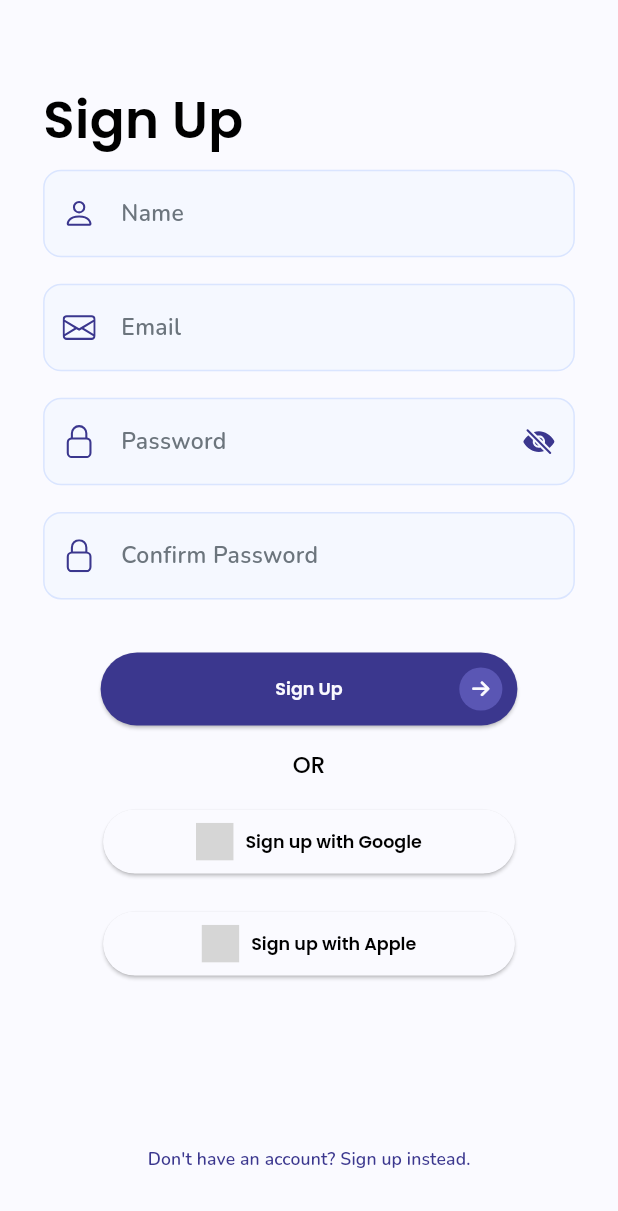
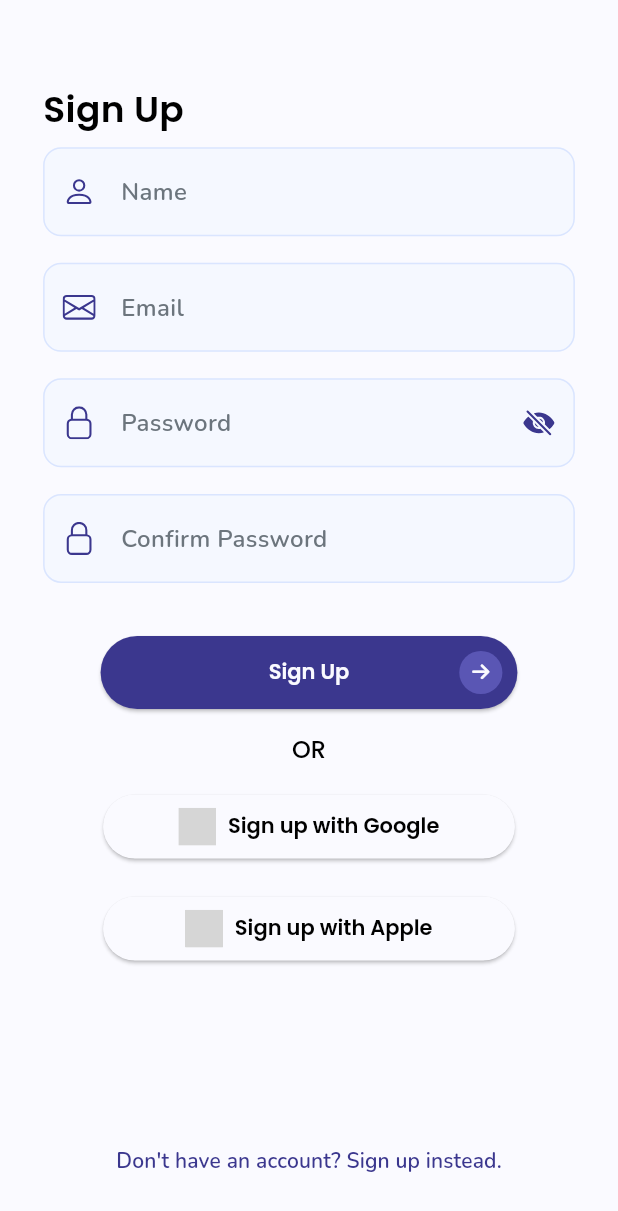
Before and after one commit to asv18/Circles-App, a Flutter app: the screen it shows after launch, swiped to page 2, on a phone screen of 412 x 824 dp. Shown: the top 1211 px of the screen. Run offline on Flutter 3.47's test engine with Material 3 defaults, Android fonts, the phone set to English and light mode, and no system bars; drawn by our look-alikes of animated_background; our stand-ins replace cached_network_image, firebase_auth, firebase_core, flutter_secure_storage, flutter_slidable, google_fonts and 5 more; missing offline and left inert: cloudinary; accounts and stored records are empty; grey boxes are pictures that could not be loaded.

Commit message:
beginning work on better responsiveness/adaptiveness

```diff
--- a/lib/components/UI/auth_button.dart
+++ b/lib/components/UI/auth_button.dart
@@ -2,7 +2,6 @@ import 'package:circlesapp/services/component_service.dart';
 import 'package:flutter/material.dart';
 import 'package:google_fonts/google_fonts.dart';
 import 'package:icons_plus/icons_plus.dart';
-import 'package:responsive_sizer/responsive_sizer.dart';
 
 class AuthButton extends StatelessWidget {
   const AuthButton({
@@ -36,7 +35,7 @@ class AuthButton extends StatelessWidget {
                     text,
                     textAlign: TextAlign.center,
                     style: GoogleFonts.poppins(
-                      fontSize: 14.sp,
+                      fontSize: 14,
                       fontWeight: FontWeight.w600,
                       color: Theme.of(context).canvasColor,
                     ),
--- a/lib/components/UI/number_display.dart
+++ b/lib/components/UI/number_display.dart
@@ -2,7 +2,6 @@ import 'package:circlesapp/services/component_service.dart';
 import 'package:circlesapp/shared/goal.dart';
 import 'package:flutter/material.dart';
 import 'package:google_fonts/google_fonts.dart';
-import 'package:responsive_sizer/responsive_sizer.dart';
 
 class NumberDisplay extends StatelessWidget {
   final Future<dynamic> future;
@@ -49,7 +48,7 @@ class NumberDisplay extends StatelessWidget {
                         ? "99+"
                         : tasksLength.toString().padLeft(2, '0'),
                     style: GoogleFonts.poppins(
-                      fontSize: 18.sp,
+                      fontSize: 18,
                       color: Colors.black,
                     ),
                   );
@@ -59,7 +58,7 @@ class NumberDisplay extends StatelessWidget {
                         ? "20+"
                         : snapshot.data!.length.toString().padLeft(2, '0'),
                     style: GoogleFonts.poppins(
-                      fontSize: 18.sp,
+                      fontSize: 18,
                       color: Colors.black,
                     ),
                   );
--- a/lib/components/UI/provider_button.dart
+++ b/lib/components/UI/provider_button.dart
@@ -1,7 +1,6 @@
 import 'package:circlesapp/services/component_service.dart';
 import 'package:flutter/material.dart';
 import 'package:google_fonts/google_fonts.dart';
-import 'package:responsive_sizer/responsive_sizer.dart';
 
 class ProviderButton extends StatelessWidget {
   // final ImageProvider icon;
@@ -52,7 +51,7 @@ class ProviderButton extends StatelessWidget {
           textAlign: TextAlign.center,
           style: GoogleFonts.poppins(
             color: Colors.black,
-            fontSize: 14.sp,
+            fontSize: 14,
             fontWeight: FontWeight.w600,
           ),
         ),
--- a/lib/components/UI/tab_button.dart
+++ b/lib/components/UI/tab_button.dart
@@ -1,7 +1,6 @@
 import 'package:circlesapp/services/component_service.dart';
 import 'package:flutter/material.dart';
 import 'package:google_fonts/google_fonts.dart';
-import 'package:responsive_sizer/responsive_sizer.dart';
 
 class TabButton extends StatelessWidget {
   const TabButton({
@@ -27,7 +26,7 @@ class TabButton extends StatelessWidget {
       child: Text(
         name,
         style: GoogleFonts.poppins(
-          fontSize: 14.sp,
+          fontSize: 14,
           fontWeight: FontWeight.w400,
         ),
       ),
--- a/lib/components/type_based/Goals/Tasks/task_widget.dart
+++ b/lib/components/type_based/Goals/Tasks/task_widget.dart
@@ -2,7 +2,6 @@ import 'package:circlesapp/services/component_service.dart';
 import 'package:circlesapp/shared/task.dart';
 import 'package:flutter/material.dart';
 import 'package:google_fonts/google_fonts.dart';
-import 'package:responsive_sizer/responsive_sizer.dart';
 
 class TaskWidget extends StatelessWidget {
   const TaskWidget({
@@ -123,7 +122,7 @@ class TaskWidget extends StatelessWidget {
                       Text(
                         "Complete",
                         style: GoogleFonts.poppins(
-                          fontSize: 14.sp,
+                          fontSize: 14,
                           color: Theme.of(context).canvasColor,
                         ),
                       ),
--- a/lib/components/type_based/Users/friend_widget.dart
+++ b/lib/components/type_based/Users/friend_widget.dart
@@ -7,7 +7,6 @@ import 'package:circlesapp/shared/message.dart';
 import 'package:circlesapp/shared/user.dart';
 import 'package:circlesapp/variable_screens/messagescreen.dart';
 import 'package:flutter/material.dart';
-import 'package:responsive_sizer/responsive_sizer.dart';
 
 class FriendWidget extends StatelessWidget {
   const FriendWidget({
@@ -89,13 +88,13 @@ class FriendWidget extends StatelessWidget {
                       Text(
                         "${friend.name}",
                         style: TextStyle(
-                          fontSize: 16.sp,
+                          fontSize: 16,
                         ),
                       ),
                       Text(
                         friend.username!,
                         style: TextStyle(
-                          fontSize: 1.2.sp,
+                          fontSize: 1.2,
                           color: Colors.grey[600],
                         ),
                       ),
--- a/lib/components/type_based/messages/message_widget.dart
+++ b/lib/components/type_based/messages/message_widget.dart
@@ -4,7 +4,6 @@ import 'package:circlesapp/shared/message.dart';
 import 'package:flutter/material.dart';
 import 'package:flutter_slidable/flutter_slidable.dart';
 import 'package:intl/intl.dart';
-import 'package:responsive_sizer/responsive_sizer.dart';
 
 class MessageWidget extends StatelessWidget {
   const MessageWidget({
@@ -121,7 +120,7 @@ class MessageWidget extends StatelessWidget {
           child: Text(
             message.message!,
             style: TextStyle(
-              fontSize: 15.sp,
+              fontSize: 15,
               color: (message.userFKey != UserService.dataUser.fKey
                   ? Colors.black
                   : Theme.of(context).canvasColor),
--- a/lib/main.dart
+++ b/lib/main.dart
@@ -3,7 +3,6 @@ import 'dart:convert';
 import 'package:flutter/material.dart';
 import 'package:circlesapp/routes.dart';
 import 'package:flutter/services.dart';
-import 'package:responsive_sizer/responsive_sizer.dart';
 
 import 'package:firebase_core/firebase_core.dart';
 import 'package:flutter_secure_storage/flutter_secure_storage.dart';
@@ -78,8 +77,6 @@ class _AppState extends State<MyApp> {
         }
 
         if (snapshot.connectionState == ConnectionState.done) {
-          return ResponsiveSizer(
-            builder: (context, orientation, deviceType) {
           return MaterialApp(
             debugShowCheckedModeBanner: false,
             navigatorKey: mainKeyNav,
@@ -90,47 +87,47 @@ class _AppState extends State<MyApp> {
               visualDensity: VisualDensity.adaptivePlatformDensity,
               textTheme: TextTheme(
                 headlineLarge: GoogleFonts.poppins(
-                      fontSize: 32.sp,
+                  fontSize: 32,
                   fontWeight: FontWeight.w600,
                   color: Colors.black,
                 ),
                 headlineMedium: GoogleFonts.poppins(
-                      fontSize: 16.sp,
+                  fontSize: 16,
                   fontWeight: FontWeight.w600,
                   color: Colors.black,
                 ),
                 headlineSmall: GoogleFonts.poppins(
-                      fontSize: 14.sp,
+                  fontSize: 14,
                   fontWeight: FontWeight.w600,
                   color: Colors.black,
                 ),
                 displayLarge: GoogleFonts.poppins(
-                      fontSize: 24.sp,
+                  fontSize: 24,
                   fontWeight: FontWeight.w600,
                   color: Colors.black,
                 ),
                 displayMedium: GoogleFonts.poppins(
-                      fontSize: 16.sp,
+                  fontSize: 16,
                   fontWeight: FontWeight.w500,
                   color: Colors.black,
                 ),
                 displaySmall: GoogleFonts.poppins(
-                      fontSize: 14.sp,
+                  fontSize: 14,
                   fontWeight: FontWeight.w400,
                   color: Colors.black,
                 ),
                 labelLarge: GoogleFonts.nunito(
-                      fontSize: 14.sp,
+                  fontSize: 14,
                   fontWeight: FontWeight.w600,
                   color: const Color.fromARGB(255, 108, 117, 125),
                 ),
                 labelMedium: GoogleFonts.nunito(
-                      fontSize: 14.sp,
+                  fontSize: 14,
                   fontWeight: FontWeight.w300,
                   color: const Color.fromARGB(255, 108, 117, 125),
                 ),
                 titleLarge: GoogleFonts.poppins(
-                      fontSize: 18.sp,
+                  fontSize: 18,
                   fontWeight: FontWeight.w600,
                   color: canvasColor,
                   shadows: [
@@ -142,27 +139,27 @@ class _AppState extends State<MyApp> {
                   ],
                 ),
                 titleMedium: GoogleFonts.nunito(
-                      fontSize: 16.sp,
+                  fontSize: 16,
                   fontWeight: FontWeight.w600,
                   color: Colors.black,
                 ),
                 titleSmall: GoogleFonts.poppins(
-                      fontSize: 14.sp,
+                  fontSize: 14,
                   fontWeight: FontWeight.w600,
                   color: canvasColor,
                 ),
                 bodyLarge: GoogleFonts.poppins(
-                      fontSize: 18.sp,
+                  fontSize: 18,
                   fontWeight: FontWeight.w400,
                   color: Colors.black,
                 ),
                 bodyMedium: GoogleFonts.nunito(
-                      fontSize: 16.sp,
+                  fontSize: 16,
                   fontWeight: FontWeight.w600,
                   color: const Color.fromARGB(255, 108, 117, 125),
                 ),
                 bodySmall: GoogleFonts.hind(
-                      fontSize: 16.sp,
+                  fontSize: 16,
                   fontWeight: FontWeight.w500,
                   color: const Color.fromARGB(255, 15, 24, 40),
                 ),
@@ -174,23 +171,23 @@ class _AppState extends State<MyApp> {
               indicatorColor: indicatorColor,
               elevatedButtonTheme: ElevatedButtonThemeData(
                 style: ButtonStyle(
-                      padding: MaterialStateProperty.all<EdgeInsetsGeometry>(
+                  padding: WidgetStateProperty.all<EdgeInsetsGeometry>(
                     const EdgeInsets.symmetric(
                       horizontal: 10,
                       vertical: 10,
                     ),
                   ),
-                      textStyle: MaterialStateProperty.all<TextStyle>(
+                  textStyle: WidgetStateProperty.all<TextStyle>(
                     GoogleFonts.poppins(
                       color: Colors.white,
                       fontSize: 14,
                       fontWeight: FontWeight.w600,
                     ),
                   ),
-                      backgroundColor: MaterialStateProperty.all<Color>(
+                  backgroundColor: WidgetStateProperty.all<Color>(
                     primaryColor,
                   ),
-                      shape: MaterialStateProperty.all<RoundedRectangleBorder>(
+                  shape: WidgetStateProperty.all<RoundedRectangleBorder>(
                     RoundedRectangleBorder(
                       borderRadius: BorderRadius.circular(30.0),
                     ),
@@ -199,8 +196,6 @@ class _AppState extends State<MyApp> {
               ),
               dividerColor: const Color.fromARGB(255, 215, 227, 255),
             ),
-              );
-            },
           );
         }
 
--- a/lib/pages/auth_screens/login/loginscreen.dart
+++ b/lib/pages/auth_screens/login/loginscreen.dart
@@ -7,7 +7,6 @@ import 'package:firebase_auth/firebase_auth.dart';
 import 'package:flutter/material.dart';
 import 'package:google_fonts/google_fonts.dart';
 import 'package:icons_plus/icons_plus.dart';
-import 'package:responsive_sizer/responsive_sizer.dart';
 
 class LoginScreen extends StatefulWidget {
   const LoginScreen({super.key});
@@ -116,7 +115,7 @@ class _LoginScreenState extends State<LoginScreen>
               Text(
                 "Sign In",
                 style: GoogleFonts.poppins(
-                  fontSize: 24.sp,
+                  fontSize: 24,
                   fontWeight: FontWeight.w600,
                   color: Colors.black,
                 ),
@@ -139,7 +138,7 @@ class _LoginScreenState extends State<LoginScreen>
                         textAlign: TextAlign.start,
                         style: GoogleFonts.montserrat(
                           color: Colors.red,
-                          fontSize: 14.sp,
+                          fontSize: 14,
                           fontWeight: FontWeight.normal,
                         ),
                       ),
--- a/lib/pages/auth_screens/signup/signupscreen.dart
+++ b/lib/pages/auth_screens/signup/signupscreen.dart
@@ -6,7 +6,6 @@ import 'package:firebase_auth/firebase_auth.dart';
 import 'package:flutter/material.dart';
 import 'package:google_fonts/google_fonts.dart';
 import 'package:icons_plus/icons_plus.dart';
-import 'package:responsive_sizer/responsive_sizer.dart';
 
 import '../../../components/UI/provider_button.dart';
 
@@ -82,7 +81,7 @@ class _SignUpScreenState extends State<SignUpScreen> {
               Text(
                 "Sign Up",
                 style: GoogleFonts.poppins(
-                  fontSize: 24.sp,
+                  fontSize: 24,
                   fontWeight: FontWeight.w600,
                   color: Colors.black,
                 ),
@@ -105,7 +104,7 @@ class _SignUpScreenState extends State<SignUpScreen> {
                         textAlign: TextAlign.start,
                         style: GoogleFonts.montserrat(
                           color: Colors.red,
-                          fontSize: 14.sp,
+                          fontSize: 14,
                           fontWeight: FontWeight.normal,
                         ),
                       ),
--- a/lib/pages/create_goal/create_goal_screen.dart
+++ b/lib/pages/create_goal/create_goal_screen.dart
@@ -16,7 +16,6 @@ import 'package:circlesapp/shared/task.dart';
 import 'package:flutter/material.dart';
 import 'package:google_fonts/google_fonts.dart';
 import 'package:icons_plus/icons_plus.dart';
-import 'package:responsive_sizer/responsive_sizer.dart';
 
 class CreateGoalScreen extends StatefulWidget {
   const CreateGoalScreen({super.key});
@@ -147,12 +146,12 @@ class _CreateGoalScreenState extends State<CreateGoalScreen> {
                           colorScheme: Theme.of(context).colorScheme,
                           textTheme: TextTheme(
                             headlineLarge: GoogleFonts.nunito(
-                              fontSize: 20.sp,
+                              fontSize: 20,
                               fontWeight: FontWeight.w600,
                               color: Colors.black,
                             ),
                             bodyMedium: GoogleFonts.nunito(
-                              fontSize: 16.sp,
+                              fontSize: 16,
                               fontWeight: FontWeight.w600,
                               color: const Color.fromARGB(255, 108, 117, 125),
                             ),
--- a/lib/pages/edit_goal_screen.dart/edit_goal_screen.dart
+++ b/lib/pages/edit_goal_screen.dart/edit_goal_screen.dart
@@ -11,7 +11,6 @@ import 'package:circlesapp/shared/task.dart';
 import 'package:flutter/material.dart';
 import 'package:google_fonts/google_fonts.dart';
 import 'package:icons_plus/icons_plus.dart';
-import 'package:responsive_sizer/responsive_sizer.dart';
 
 class GoalScreen extends StatefulWidget {
   const GoalScreen({
@@ -164,12 +163,12 @@ class _GoalScreenState extends State<GoalScreen> {
                           colorScheme: Theme.of(context).colorScheme,
                           textTheme: TextTheme(
                             headlineLarge: GoogleFonts.nunito(
-                              fontSize: 20.sp,
+                              fontSize: 20,
                               fontWeight: FontWeight.w600,
                               color: Colors.black,
                             ),
                             bodyMedium: GoogleFonts.nunito(
-                              fontSize: 16.sp,
+                              fontSize: 16,
                               fontWeight: FontWeight.w600,
                               color: const Color.fromARGB(255, 108, 117, 125),
                             ),
--- a/lib/pages/main/friends/friendspage.dart
+++ b/lib/pages/main/friends/friendspage.dart
@@ -4,7 +4,6 @@ import 'package:circlesapp/services/friend_service.dart';
 import 'package:flutter/material.dart';
 import 'package:google_fonts/google_fonts.dart';
 import 'package:icons_plus/icons_plus.dart';
-import 'package:responsive_sizer/responsive_sizer.dart';
 
 import '../../../shared/user.dart';
 
@@ -51,7 +50,7 @@ class _FriendsPageState extends State<FriendsPage> {
                   Text(
                     "Conversations",
                     style: GoogleFonts.karla(
-                      fontSize: 36.sp,
+                      fontSize: 36,
                       fontWeight: FontWeight.bold,
                     ),
                   ),
--- a/lib/pages/main/home/homepage.dart
+++ b/lib/pages/main/home/homepage.dart
@@ -9,7 +9,6 @@ import 'package:circlesapp/services/goal_service.dart';
 import 'package:circlesapp/services/user_service.dart';
 import 'package:flutter/material.dart';
 import 'package:google_fonts/google_fonts.dart';
-import 'package:responsive_sizer/responsive_sizer.dart';
 
 class HomePage extends StatefulWidget {
   const HomePage({super.key});
@@ -83,7 +82,7 @@ class _HomePageState extends State<HomePage> with TickerProviderStateMixin {
                                   style: GoogleFonts.karla(
                                     fontWeight: FontWeight.w300,
                                     color: Colors.black,
-                                    fontSize: 20.sp,
+                                    fontSize: 20,
                                   ),
                                 ),
                                 TextSpan(
@@ -92,7 +91,7 @@ class _HomePageState extends State<HomePage> with TickerProviderStateMixin {
                                   style: GoogleFonts.karla(
                                     fontWeight: FontWeight.bold,
                                     color: Colors.black,
-                                    fontSize: 20.sp,
+                                    fontSize: 20,
                                   ),
                                 )
                               ],
--- a/lib/variable_screens/circles/circlepreviewscreen.dart
+++ b/lib/variable_screens/circles/circlepreviewscreen.dart
@@ -8,7 +8,6 @@ import 'package:circlesapp/shared/circle.dart';
 import 'package:flutter/material.dart';
 import 'package:google_fonts/google_fonts.dart';
 import 'package:icons_plus/icons_plus.dart';
-import 'package:responsive_sizer/responsive_sizer.dart';
 
 class CirclePreviewScreen extends StatefulWidget {
   const CirclePreviewScreen({
@@ -120,7 +119,7 @@ class _CirclePreviewScreenState extends State<CirclePreviewScreen> {
                               Text(
                                 widget.circle.name!,
                                 style: GoogleFonts.poppins(
-                                  fontSize: 20.sp,
+                                  fontSize: 20,
                                   fontWeight: FontWeight.w600,
                                   color: Colors.black,
                                 ),
--- a/lib/variable_screens/circles/circlescreen.dart
+++ b/lib/variable_screens/circles/circlescreen.dart
@@ -11,7 +11,6 @@ import 'package:circlesapp/variable_screens/circles/posts/circle_post_display.da
 import 'package:flutter/material.dart';
 import 'package:google_fonts/google_fonts.dart';
 import 'package:icons_plus/icons_plus.dart';
-import 'package:responsive_sizer/responsive_sizer.dart';
 
 class CircleScreen extends StatefulWidget {
   const CircleScreen({
@@ -169,7 +168,7 @@ class _CircleScreenState extends State<CircleScreen> {
                               Text(
                                 circle.name!,
                                 style: GoogleFonts.poppins(
-                                  fontSize: 20.sp,
+                                  fontSize: 20,
                                   fontWeight: FontWeight.w600,
                                   color: Colors.black,
                                 ),
--- a/lib/variable_screens/messagescreen.dart
+++ b/lib/variable_screens/messagescreen.dart
@@ -11,7 +11,6 @@ import 'package:circlesapp/shared/user.dart';
 import 'package:flutter/material.dart';
 import 'package:icons_plus/icons_plus.dart';
 import 'package:intl/intl.dart';
-import 'package:responsive_sizer/responsive_sizer.dart';
 import 'package:web_socket_channel/web_socket_channel.dart';
 
 //TODO: add responsive layout
@@ -146,7 +145,7 @@ class _MessageScreenState extends State<MessageScreen> {
                   child: Text(
                     "${widget.friend.name}",
                     style: TextStyle(
-                      fontSize: 20.sp,
+                      fontSize: 20,
                       fontWeight: FontWeight.w600,
                       color: Theme.of(context).canvasColor,
                     ),
@@ -174,7 +173,7 @@ class _MessageScreenState extends State<MessageScreen> {
                     "This is the beginning of your conversation history with ${widget.friend.name}",
                     style: TextStyle(
                       color: Colors.grey,
-                      fontSize: 14.sp,
+                      fontSize: 14,
                     ),
                     textAlign: TextAlign.center,
                   ),
```
Also changed, not shown: pubspec.lock, 2 other files. Lines whose indentation alone changed are shown as unchanged.
